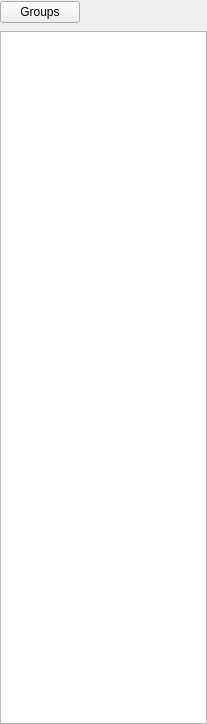
Above: Group/GroupListWidget.ui from xmichelo/Beeftext before the change. Below: the same form after it.
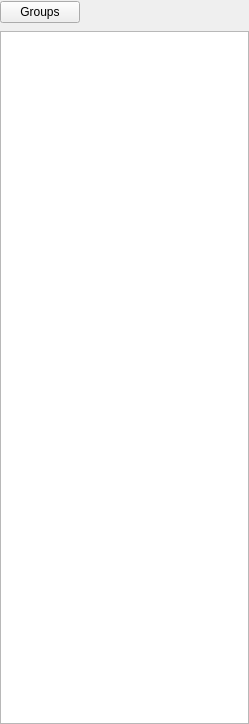
That is the form after the change.

Patch:
```diff
--- a/Group/GroupListWidget.ui
+++ b/Group/GroupListWidget.ui
@@ -6,7 +6,7 @@
    <rect>
     <x>0</x>
     <y>0</y>
-    <width>207</width>
+    <width>249</width>
     <height>724</height>
    </rect>
   </property>
```
Left out of the diff: 24 changed lines with no effect on the pictures.
